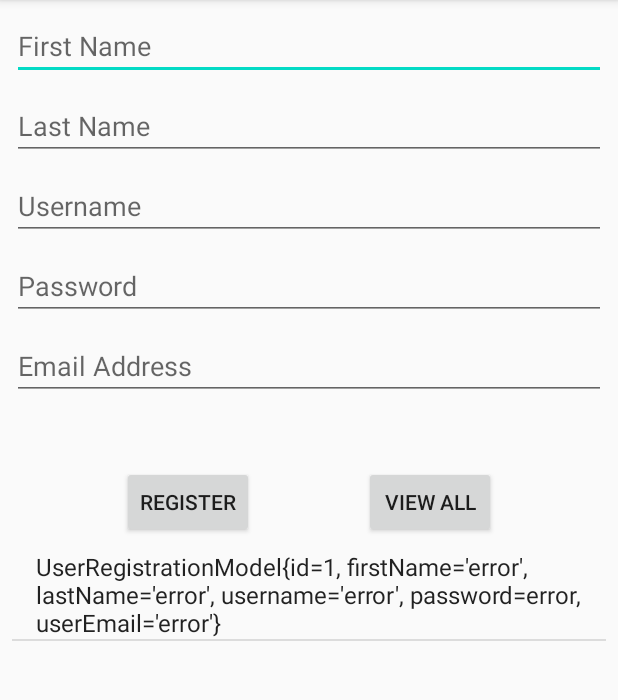
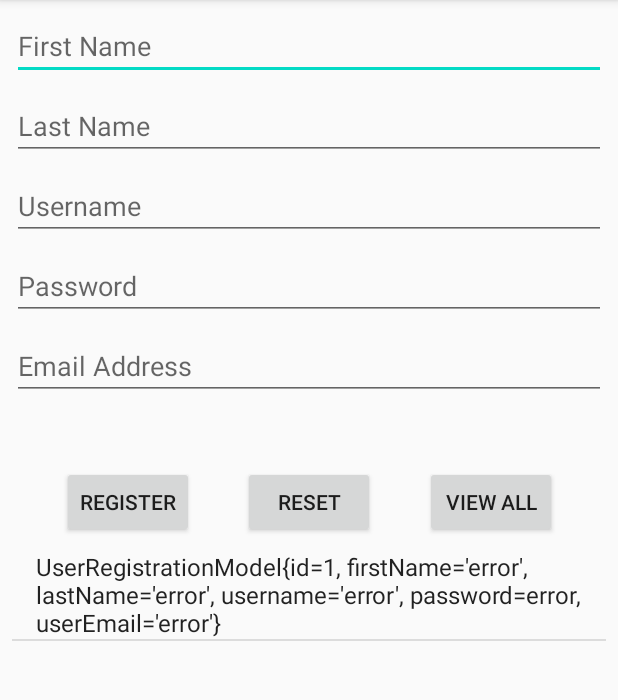
Before and after one commit to RenCS99/MorningStar7, an Android app: the screen it shows after launch (MainActivity), after a tap on "VIEW ALL", on a phone screen of 412 x 824 dp, the part 84-784 px from its top. Run offline under Robolectric (Android 15) with nearby library versions, the phone set to English and light mode, and no system bars; 1 statement that could not run was skipped; 1 other tap on this screen came first.

Commit message:
Modify the MainActivity.java so that the register button would take the user to the selection_interface.xml.

```diff
--- a/app/src/main/java/com/example/morningstar7/DataBaseHelper.java
+++ b/app/src/main/java/com/example/morningstar7/DataBaseHelper.java
@@ -1,4 +1,4 @@
-package com.example.morningstar7;
+                                        package com.example.morningstar7;
 
 import android.content.ContentValues;
 import android.content.Context;
--- a/app/src/main/java/com/example/morningstar7/MainActivity.java
+++ b/app/src/main/java/com/example/morningstar7/MainActivity.java
@@ -2,6 +2,7 @@ package com.example.morningstar7;
 
 import androidx.appcompat.app.AppCompatActivity;
 
+import android.content.Intent;
 import android.os.Bundle;
 import android.text.TextUtils;
 import android.view.View;
@@ -17,7 +18,7 @@ import java.util.List;
 public class MainActivity extends AppCompatActivity {
 
     // References to buttons and other controls on the layout
-    Button btn_register, btn_showAll;
+    Button btn_register, btn_showAll, btn_reset;
     EditText et_FirstName, et_LastName, et_Username, et_Password, et_EmailAddress;
     ListView lv_registeredUsers;
     ArrayAdapter userArrayAdapter;
@@ -29,6 +30,7 @@ public class MainActivity extends AppCompatActivity {
 
         btn_register = findViewById(R.id.btn_register);
         btn_showAll = findViewById(R.id.btn_showAll);
+        btn_reset = findViewById(R.id.btn_reset);
         et_FirstName = findViewById(R.id.et_FirstName);
         et_LastName = findViewById(R.id.et_LastName);
         et_Username = findViewById(R.id.et_Username);
@@ -60,7 +62,8 @@ public class MainActivity extends AppCompatActivity {
                 boolean success = dataBaseHelper.addOne(userRegistrationModel);
 
                 Toast.makeText(MainActivity.this, "Success = " + success, Toast.LENGTH_SHORT).show();
-                ShowRegisteredUserOnListView(dataBaseHelper);
+                //ShowRegisteredUserOnListView(dataBaseHelper);
+                startActivity(new Intent(MainActivity.this, SelectionActivity.class));
             }
         });
 
--- a/app/src/main/res/layout/activity_main.xml
+++ b/app/src/main/res/layout/activity_main.xml
@@ -103,7 +103,7 @@
         android:layout_marginLeft="8dp"
         android:layout_marginTop="44dp"
         android:text="@string/register"
-        app:layout_constraintEnd_toStartOf="@+id/btn_showAll"
+        app:layout_constraintEnd_toStartOf="@+id/btn_reset"
         app:layout_constraintStart_toStartOf="parent"
         app:layout_constraintTop_toBottomOf="@+id/et_EmailAddress" />
 
@@ -115,7 +115,7 @@
         android:layout_marginRight="8dp"
         android:text="@string/view_all"
         app:layout_constraintEnd_toEndOf="parent"
-        app:layout_constraintStart_toEndOf="@id/btn_register"
+        app:layout_constraintStart_toEndOf="@+id/btn_reset"
         app:layout_constraintTop_toTopOf="@+id/btn_register" />
 
     <ListView
@@ -132,4 +132,13 @@
         app:layout_constraintStart_toStartOf="parent"
         app:layout_constraintTop_toBottomOf="@+id/btn_register" />
 
+    <Button
+        android:id="@+id/btn_reset"
+        android:layout_width="wrap_content"
+        android:layout_height="wrap_content"
+        android:text="@string/reset"
+        app:layout_constraintEnd_toEndOf="parent"
+        app:layout_constraintStart_toStartOf="parent"
+        app:layout_constraintTop_toTopOf="@+id/btn_register" />
+
 </androidx.constraintlayout.widget.ConstraintLayout>
```
